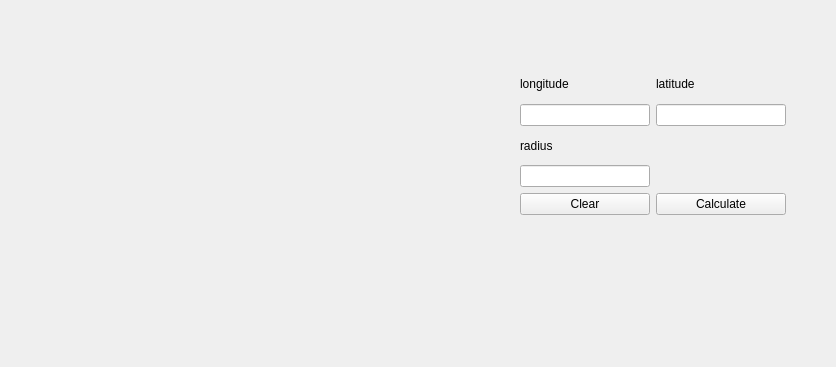
ArHollev/Smart_Instrumentation_Project6, file Santosh/form.ui: the form before one commit.
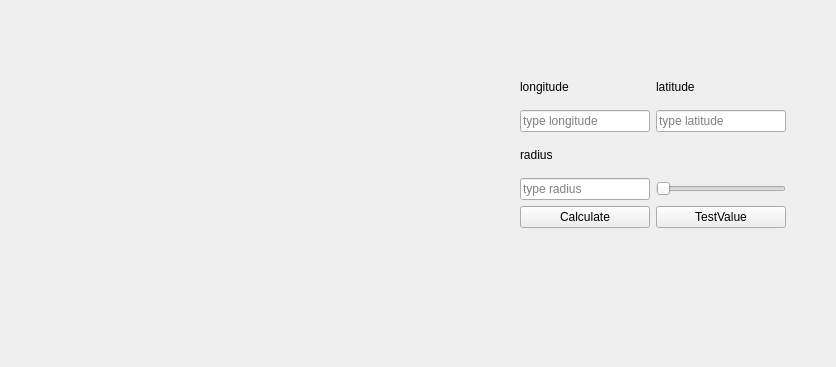
The form after the commit.

```diff
--- a/Santosh/form.ui
+++ b/Santosh/form.ui
@@ -37,12 +37,16 @@
      <x>520</x>
      <y>70</y>
      <width>266</width>
-     <height>145</height>
+     <height>158</height>
     </rect>
    </property>
    <layout class="QGridLayout" name="gridLayout">
     <item row="1" column="1">
-     <widget class="QLineEdit" name="latitude"/>
+     <widget class="QLineEdit" name="latitude">
+      <property name="placeholderText">
+       <string>type latitude</string>
+      </property>
+     </widget>
     </item>
     <item row="0" column="0">
      <widget class="QLabel" name="label">
@@ -52,7 +56,11 @@
      </widget>
     </item>
     <item row="1" column="0">
-     <widget class="QLineEdit" name="longitude"/>
+     <widget class="QLineEdit" name="longitude">
+      <property name="placeholderText">
+       <string>type longitude</string>
+      </property>
+     </widget>
     </item>
     <item row="2" column="0">
      <widget class="QLabel" name="label_3">
@@ -64,12 +72,16 @@
     <item row="4" column="1">
      <widget class="QPushButton" name="btn_calculate">
       <property name="text">
-       <string>Calculate</string>
+       <string>TestValue</string>
       </property>
      </widget>
     </item>
     <item row="3" column="0">
-     <widget class="QLineEdit" name="radius"/>
+     <widget class="QLineEdit" name="radius">
+      <property name="placeholderText">
+       <string>type radius</string>
+      </property>
+     </widget>
     </item>
     <item row="4" column="0">
      <widget class="QPushButton" name="button">
@@ -77,7 +89,7 @@
        <bool>true</bool>
       </property>
       <property name="text">
-       <string>Clear</string>
+       <string>Calculate</string>
       </property>
      </widget>
     </item>
@@ -88,6 +100,13 @@
       </property>
      </widget>
     </item>
+    <item row="3" column="1">
+     <widget class="QSlider" name="slider">
+      <property name="orientation">
+       <enum>Qt::Horizontal</enum>
+      </property>
+     </widget>
+    </item>
    </layout>
   </widget>
  </widget>
```
Left out of the diff: 26 changed lines with no effect on the pictures.
